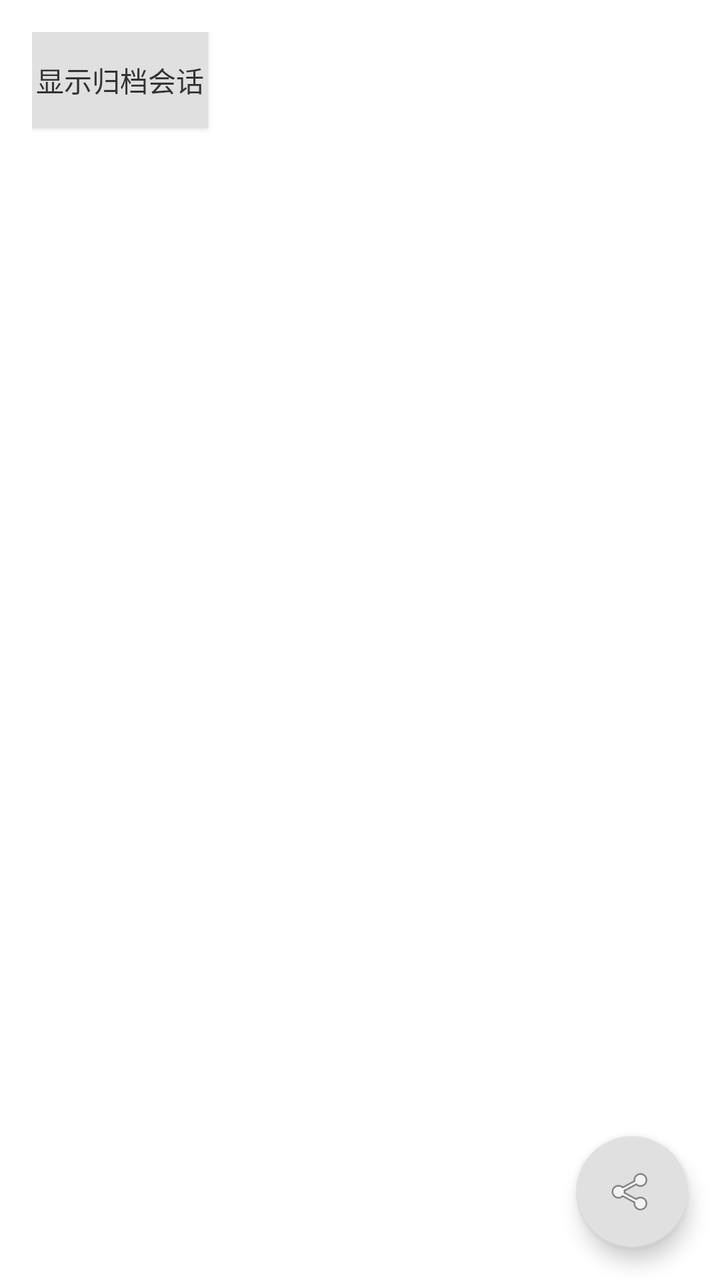
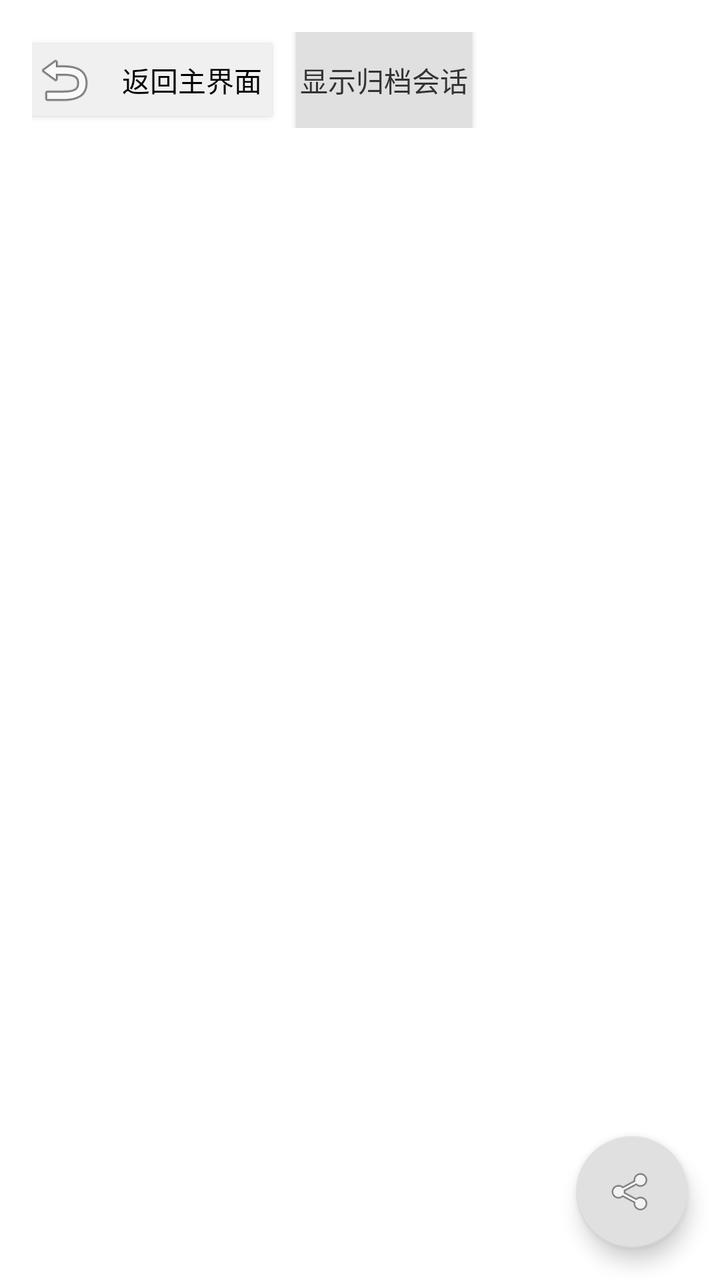

Compare the two renders of this Android layout. The source of the first and the diff that turns it into the second are given below.
<!-- AndroidManifest.xml: application theme Theme.ReadAssist -->
<!-- res/layout/activity_history.xml -->
<?xml version="1.0" encoding="utf-8"?>
<androidx.coordinatorlayout.widget.CoordinatorLayout xmlns:android="http://schemas.android.com/apk/res/android"
    xmlns:app="http://schemas.android.com/apk/res-auto"
    xmlns:tools="http://schemas.android.com/tools"
    android:layout_width="match_parent"
    android:layout_height="match_parent"
    tools:context=".ui.HistoryActivity">

    <LinearLayout
        android:layout_width="match_parent"
        android:layout_height="match_parent"
        android:orientation="vertical"
        android:padding="16dp">

        <Button
            android:id="@+id/toggleArchived"
            android:layout_width="wrap_content"
            android:layout_height="wrap_content"
            android:layout_marginBottom="8dp"
            android:text="显示归档会话"
            android:textColor="#333333"
            android:background="#E0E0E0" />

        <androidx.recyclerview.widget.RecyclerView
            android:id="@+id/recyclerViewSessions"
            android:layout_width="match_parent"
            android:layout_height="match_parent"
            android:scrollbars="vertical"
            app:layoutManager="androidx.recyclerview.widget.LinearLayoutManager"
            tools:listitem="@layout/item_session" />

        <TextView
            android:id="@+id/emptyView"
            android:layout_width="match_parent"
            android:layout_height="match_parent"
            android:gravity="center"
            android:text="没有历史会话记录"
            android:textSize="18sp"
            android:visibility="gone" />

    </LinearLayout>

    <ProgressBar
        android:id="@+id/progressBar"
        android:layout_width="wrap_content"
        android:layout_height="wrap_content"
        android:layout_gravity="center"
        android:visibility="gone" />

    <com.google.android.material.floatingactionbutton.FloatingActionButton
        android:id="@+id/fabExport"
        android:layout_width="wrap_content"
        android:layout_height="wrap_content"
        android:layout_gravity="bottom|end"
        android:layout_margin="16dp"
        android:src="@android:drawable/ic_menu_share"
        app:backgroundTint="#E0E0E0"
        app:fabSize="normal" />

</androidx.coordinatorlayout.widget.CoordinatorLayout>
<!-- res/layout/item_session.xml (included above) -->
<?xml version="1.0" encoding="utf-8"?>
<androidx.cardview.widget.CardView xmlns:android="http://schemas.android.com/apk/res/android"
    xmlns:app="http://schemas.android.com/apk/res-auto"
    android:layout_width="match_parent"
    android:layout_height="wrap_content"
    android:layout_marginHorizontal="2dp"
    android:layout_marginVertical="4dp"
    app:cardCornerRadius="8dp"
    app:cardElevation="2dp">

    <LinearLayout
        android:layout_width="match_parent"
        android:layout_height="wrap_content"
        android:orientation="vertical"
        android:padding="12dp">

        <LinearLayout
            android:layout_width="match_parent"
            android:layout_height="wrap_content"
            android:orientation="horizontal">

            <TextView
                android:id="@+id/tvBookName"
                android:layout_width="0dp"
                android:layout_height="wrap_content"
                android:layout_weight="1"
                android:ellipsize="end"
                android:maxLines="1"
                android:text="书籍名称"
                android:textColor="#000000"
                android:textSize="16sp"
                android:textStyle="bold" />

            <TextView
                android:id="@+id/tvStatus"
                android:layout_width="wrap_content"
                android:layout_height="wrap_content"
                android:background="#E0E0E0"
                android:paddingHorizontal="8dp"
                android:paddingVertical="2dp"
                android:text="已归档"
                android:textColor="#757575"
                android:textSize="12sp"
                android:visibility="gone" />
        </LinearLayout>

        <LinearLayout
            android:layout_width="match_parent"
            android:layout_height="wrap_content"
            android:layout_marginTop="4dp"
            android:orientation="horizontal">

            <TextView
                android:id="@+id/tvAppName"
                android:layout_width="0dp"
                android:layout_height="wrap_content"
                android:layout_weight="1"
                android:ellipsize="end"
                android:maxLines="1"
                android:text="应用名称"
                android:textColor="#757575"
                android:textSize="14sp" />

            <TextView
                android:id="@+id/tvDate"
                android:layout_width="wrap_content"
                android:layout_height="wrap_content"
                android:text="2023-05-20 14:30"
                android:textColor="#757575"
                android:textSize="12sp" />
        </LinearLayout>

        <TextView
            android:id="@+id/tvMessageCount"
            android:layout_width="wrap_content"
            android:layout_height="wrap_content"
            android:layout_marginTop="4dp"
            android:text="10条消息"
            android:textColor="#757575"
            android:textSize="12sp" />

    </LinearLayout>
</androidx.cardview.widget.CardView>
<!-- resources referenced by this layout -->
<resources>
  <style name="Theme.ReadAssist" parent="Theme.AppCompat.Light.DarkActionBar">
          
          <item name="colorPrimary">#000000</item>
          <item name="colorPrimaryDark">#000000</item>
          <item name="colorAccent">#666666</item>
          
          
          <item name="android:windowBackground">#FFFFFF</item>
          <item name="android:colorBackground">#FFFFFF</item>
          
          
          <item name="android:textColorPrimary">#000000</item>
          <item name="android:textColorSecondary">#666666</item>
          
          
          <item name="android:statusBarColor">#FFFFFF</item>
          <item name="android:windowLightStatusBar">true</item>
          
          
          <item name="android:windowAnimationStyle">@null</item>
          <item name="android:windowContentTransitions">false</item>
      </style>
</resources>

<!-- the commit's change to res/layout/activity_history.xml (unified diff, before → after) -->
@@ -12,14 +12,35 @@
         android:orientation="vertical"
         android:padding="16dp">
 
+        
+        <LinearLayout
+            android:layout_width="match_parent"
+            android:layout_height="wrap_content"
+            android:orientation="horizontal"
+            android:gravity="start"
+            android:layout_marginBottom="8dp">
+
+            <Button
+                android:id="@+id/btnBackToMain"
+                android:layout_width="120dp"
+                android:layout_height="36dp"
+                android:text="@string/back_to_main"
+                android:textSize="14sp"
+                android:textColor="#000000"
+                android:background="#F0F0F0"
+                android:layout_marginEnd="12dp"
+                android:drawableStart="@android:drawable/ic_menu_revert"
+                android:drawablePadding="8dp" />
+
         <Button
             android:id="@+id/toggleArchived"
             android:layout_width="wrap_content"
             android:layout_height="wrap_content"
-            android:layout_marginBottom="8dp"
-            android:text="显示归档会话"
+                android:text="@string/show_archived_sessions"
             android:textColor="#333333"
             android:background="#E0E0E0" />
+
+        </LinearLayout>
 
         <androidx.recyclerview.widget.RecyclerView
             android:id="@+id/recyclerViewSessions"
@@ -34,7 +55,7 @@
             android:layout_width="match_parent"
             android:layout_height="match_parent"
             android:gravity="center"
-            android:text="没有历史会话记录"
+            android:text="@string/no_history_sessions"
             android:textSize="18sp"
             android:visibility="gone" />
 
<!-- resource entries referenced after the edit -->
@@ -1,5 +1,8 @@
 <!-- resources referenced by this layout -->
 <resources>
+  <string name="back_to_main">返回主界面</string>
+  <string name="no_history_sessions">没有历史会话记录</string>
+  <string name="show_archived_sessions">显示归档会话</string>
   <style name="Theme.ReadAssist" parent="Theme.AppCompat.Light.DarkActionBar">
           
           <item name="colorPrimary">#000000</item>
